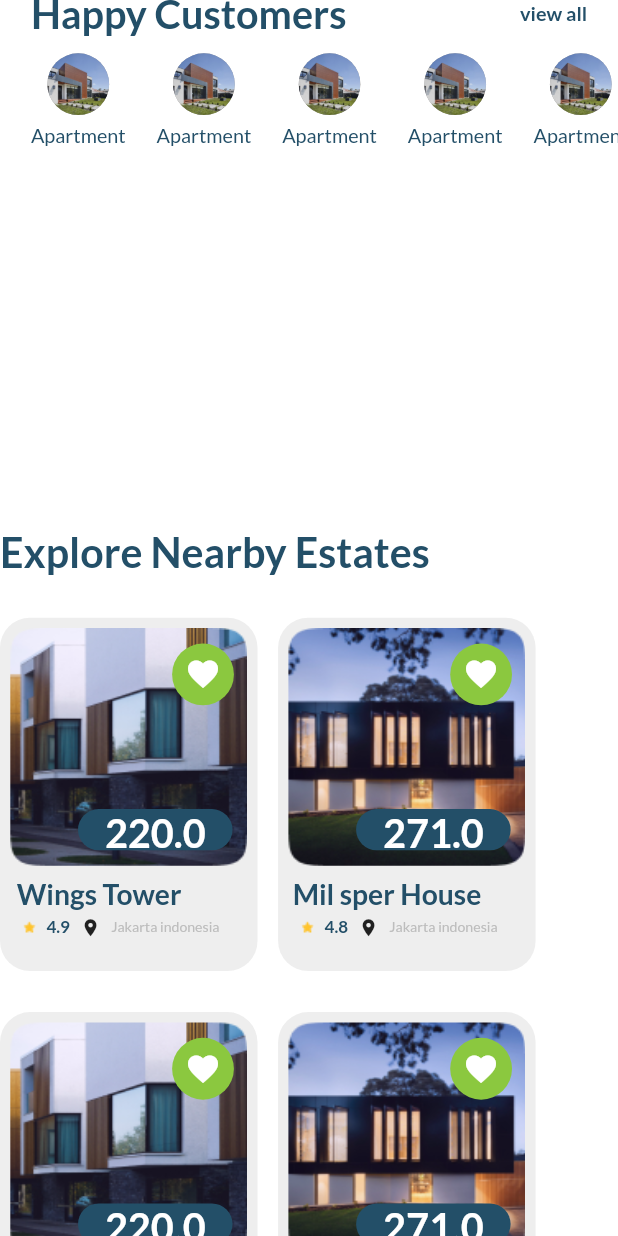
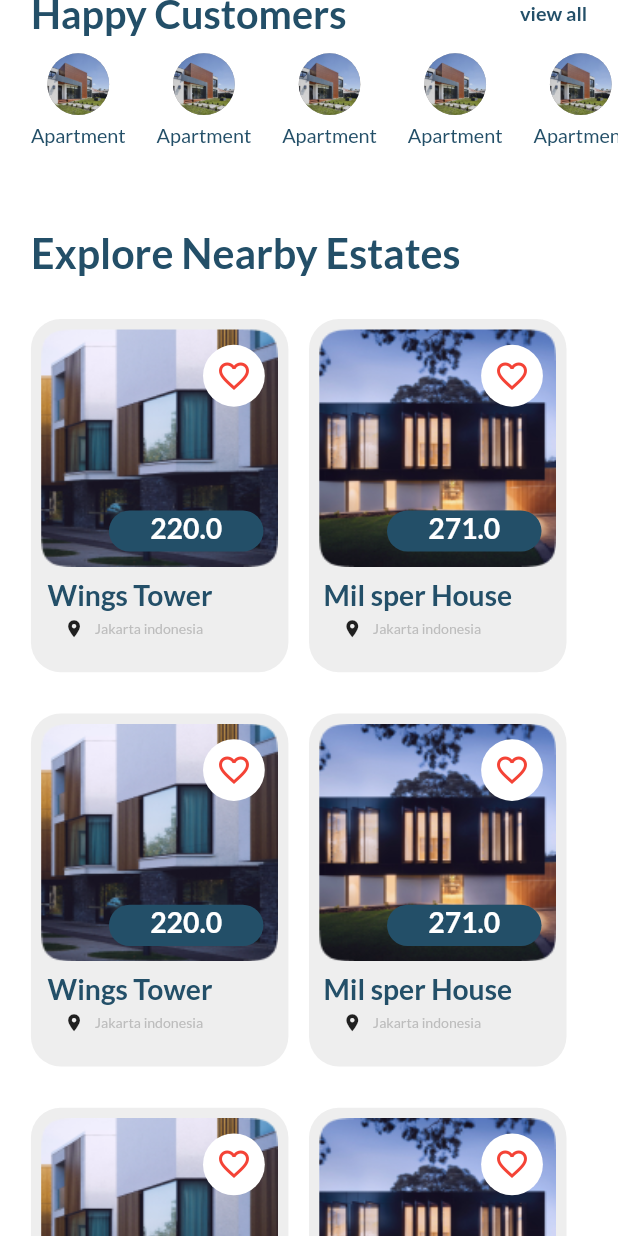
Before and after one commit to logicvalleypl/Bhaile, a Flutter app: the HomeScreen screen opened directly, scrolled down 1152 dp, on a phone screen of 412 x 824 dp. Run offline on Flutter 3.47's test engine with Material 2 defaults, Android fonts, the phone set to English and light mode, and no system bars; our stand-ins replace carousel_slider, flutter_otp_text_field, geocoding, google_maps_flutter, sizer.

Commit message:
Latest
Button sheet and Home list

```diff
--- a/lib/controllers/homeScreenController.dart
+++ b/lib/controllers/homeScreenController.dart
@@ -1,3 +1,14 @@
 import 'package:flutter/foundation.dart';
 
-class HomeScreenController extends ChangeNotifier {}
+class HomeScreenController extends ChangeNotifier {
+
+  int a=0;
+
+  changeIndex(int i) {
+    a = i;
+    notifyListeners();
+  }
+
+
+
+}
--- a/lib/main.dart
+++ b/lib/main.dart
@@ -6,6 +6,7 @@ import 'package:flutter/material.dart';
 import 'package:provider/provider.dart';
 import 'package:sizer/sizer.dart';
 
+import 'controllers/homeScreenController.dart';
 import 'controllers/loginController.dart';
 
 void main() {
@@ -16,6 +17,7 @@ void main() {
       ChangeNotifierProvider(create: (_) => BottomNavigationBarCtrl()),
       ChangeNotifierProvider(create: (_) => LoginController()),
       ChangeNotifierProvider(create: (_) => RegisterationController()),
+      ChangeNotifierProvider(create: (_) => HomeScreenController()),
     ], child: const MyApp()),
   );
 }
--- a/lib/view/homeScreen/homeScreen.dart
+++ b/lib/view/homeScreen/homeScreen.dart
@@ -10,8 +10,11 @@ import 'package:bhaile/view/homeScreen/widgets/topOne.dart';
 import 'package:bhaile/view/homeScreen/widgets/whatwedo.dart';
 import 'package:bhaile/widgets/boldText.dart';
 import 'package:flutter/material.dart';
+import 'package:provider/provider.dart';
 import 'package:sizer/sizer.dart';
 
+import '../../controllers/homeScreenController.dart';
+import '../../controllers/payment_provider.dart';
 import 'drawers/optionalDrawer.dart';
 
 class HomeScreen extends StatelessWidget {
@@ -24,8 +27,10 @@ class HomeScreen extends StatelessWidget {
     var width= w;
     var height= h;
 
+
     return SafeArea(
         child: Scaffold(
+
             drawer: notLoggedIn
                 ? OptionalDrawer(h: h, w: w)
                 : MainDrawer(h: h, w: w),
@@ -58,11 +63,6 @@ class HomeScreen extends StatelessWidget {
                           color: AppColors.PRIMARY_DARK,
                           size: 14.sp,
                         ),
-                        // BoldText(
-                        //   text: 'view all',
-                        //   color: AppColors.PRIMARY_DARK,
-                        //   size: 7.sp,
-                        // )
                       ],
                     ),
                   ),
@@ -98,16 +98,15 @@ class HomeScreen extends StatelessWidget {
                   ),
                   HappyCustomers(h: h, w: w),
 
-                  Container(
-                    width:w/5,
-                    height: h/5,
-                    decoration: BoxDecoration(
-                      borderRadius: BorderRadius.all(Radius.elliptical(w / 30, w / 30)),
-                    ),
+              SizedBox(height: height/30,),
 
-                  ),
 
-                  SizedBox(height: height / 10,),
+                  Padding(
+                    padding: EdgeInsets.all(w/20),
+                    child: Column(
+
+                      crossAxisAlignment: CrossAxisAlignment.center,
+                      children: [
 
                         Row(
                           mainAxisAlignment: MainAxisAlignment.start,
@@ -195,6 +194,9 @@ class HomeScreen extends StatelessWidget {
                           ],
                         ),
 
+                      ],),
+                  ),
+
 
                 ],
               ),
--- a/lib/view/homeScreen/widgets/Home_Listing.dart
+++ b/lib/view/homeScreen/widgets/Home_Listing.dart
@@ -1,5 +1,7 @@
+import 'package:bhaile/controllers/homeScreenController.dart';
 import 'package:flutter/cupertino.dart';
 import 'package:flutter/material.dart';
+import 'package:provider/provider.dart';
 import 'package:sizer/sizer.dart';
 
 import '../../../Constants/AppColors.dart';
@@ -29,6 +31,7 @@ class Home_Listing extends StatelessWidget {
 
   @override
   Widget build(BuildContext context) {
+    var ctrl = context.read<HomeScreenController>();
     return Container(
 
       width: width / 2.4,
@@ -38,6 +41,7 @@ class Home_Listing extends StatelessWidget {
         color: Colors.grey[200],
 
       ),
+
 
 
       child: Column(
@@ -66,18 +70,44 @@ class Home_Listing extends StatelessWidget {
                     alignment: Alignment(width / 400, 0),
                     child: Padding(
                       padding: EdgeInsets.all(width / 40),
-                      child: Container(
+                      child:
+                      Consumer<HomeScreenController>(
+                        builder: (co, ct, ch) => ct.a== 0
+                            ? GestureDetector(
+                          onTap: (){
+                            ctrl.changeIndex(1);
+                          },
+                              child: Container(
 
                         width: width / 10,
                         height: height / 20,
                         decoration: BoxDecoration(
                           borderRadius: BorderRadius.all(Radius.circular(80)),
-                          color: AppColors.PRIMARY,
+                          color: AppColors.WHITE,
 
                         ),
-                        child: Icon(Icons.favorite, color: Colors.white,),
+                                child: Icon(Icons.favorite_border, color:  Colors.red,),
                       ),
-                    ),),
+                            ):
+                            GestureDetector(
+                              onTap: (){
+                                ctrl.changeIndex(0);
+                              },
+                              child:Container(
+
+                              width: width / 10,
+                              height: height / 20,
+                              decoration: BoxDecoration(
+                                borderRadius: BorderRadius.all(Radius.circular(80)),
+                                color: AppColors.WHITE,
+
+                              ),
+                              child: Icon(Icons.favorite_border, color: Colors.red,),
+                            ),),
+
+                    ),
+                    ),
+                  ),
 
                   Align(
                     alignment: Alignment(width / 400, 0),
@@ -93,7 +123,7 @@ class Home_Listing extends StatelessWidget {
 
                         ),
                         child: BoldText(
-                            text: price.toString(), color: Colors.white, size: 14.sp),
+                            text: price.toString(), color: Colors.white, size: 10.sp),
                       ),
                     ),),
                 ],
@@ -129,10 +159,7 @@ class Home_Listing extends StatelessWidget {
                     children: [
 
                       SizedBox(width: width / 50,),
-                      Image.asset("assets/Home/star.png"),
-                      SizedBox(width: width / 60,),
-                      BoldText(
-                          text: rating.toString(), color: AppColors.PRIMARY_DARK, size: 6.sp),
+
                       SizedBox(width: width / 60,),
                       Icon(Icons.location_on_sharp, size: height / 60,),
                       SizedBox(width: width / 60,),
```
Also changed, not shown: lib/Models/Home_LIst_Model.dart (added, +25 -0 lines), lib/view/homeScreen/drawers/mainDrawer.dart (+73 -47 lines), lib/view/homeScreen/drawers/optionalDrawer.dart (+8 -8 lines), lib/view/homeScreen/widgets/Botton_Sheet.dart (added, +100 -0 lines). Lines whose indentation alone changed are shown as unchanged.
